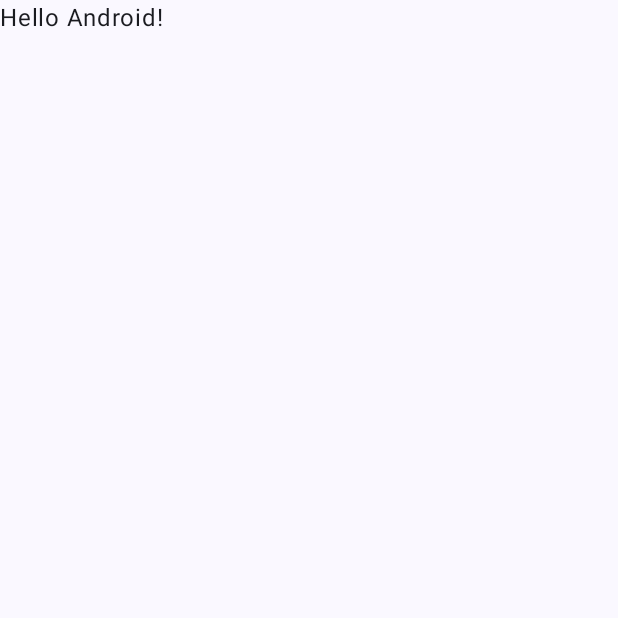
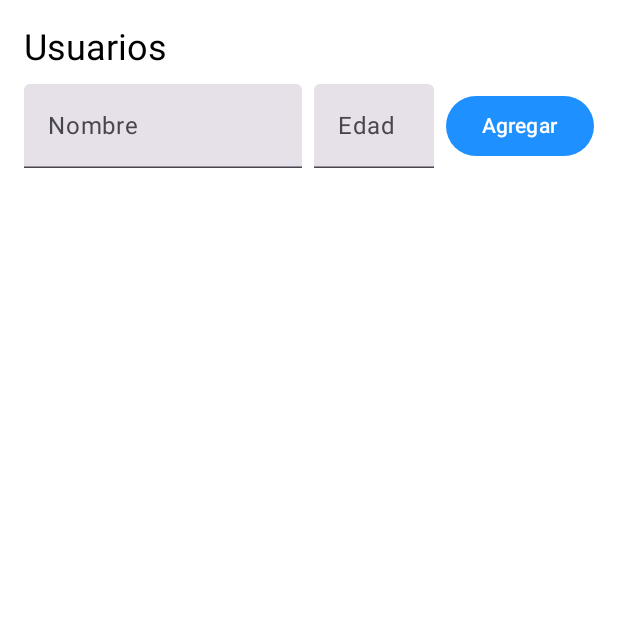
Before and after one commit to Matias1402/AndroidLevelUp, an Android app built with Jetpack Compose: the screen it shows after launch (MainActivity), on a phone screen of 412 x 824 dp, the top half of it. Before the commit the part shown is almost empty. Run offline under Robolectric (Android 15) with nearby library versions, the phone set to English and light mode, and no system bars; our stand-ins replace Room's generated code.

Commit message:
Añadidas funcionalidades escenciales sacadas de la guia de SQL de la semana 11

```diff
--- a/app/src/main/java/com/example/levelupkotlin/MainActivity.kt
+++ b/app/src/main/java/com/example/levelupkotlin/MainActivity.kt
@@ -1,47 +1,38 @@
 package com.example.levelupkotlin
 
+import com.example.levelupkotlin.ui.users.UsersScreen
 import android.os.Bundle
 import androidx.activity.ComponentActivity
 import androidx.activity.compose.setContent
-import androidx.activity.enableEdgeToEdge
 import androidx.compose.foundation.layout.fillMaxSize
 import androidx.compose.foundation.layout.padding
 import androidx.compose.material3.Scaffold
-import androidx.compose.material3.Text
-import androidx.compose.runtime.Composable
 import androidx.compose.ui.Modifier
-import androidx.compose.ui.tooling.preview.Preview
 import com.example.levelupkotlin.ui.theme.LevelUpKotlinTheme
-
+import androidx.room.Room
+import androidx.lifecycle.viewmodel.compose.viewModel
+import com.example.levelupkotlin.data.local.AppDatabase
+import com.example.levelupkotlin.data.repository.UserRepository
+import com.example.levelupkotlin.viewmodel.UserViewModel
+import com.example.levelupkotlin.viewmodel.UserViewModelFactory
 class MainActivity : ComponentActivity() {
     override fun onCreate(savedInstanceState: Bundle?) {
         super.onCreate(savedInstanceState)
-        enableEdgeToEdge()
+        val db = Room.databaseBuilder(
+            applicationContext,
+            AppDatabase::class.java,
+            "my_database"
+        ).build()
+        val repo = UserRepository(db.userDao())
+        val factory = UserViewModelFactory(repo)
         setContent {
+            val viewModel: UserViewModel = viewModel(factory = factory)
             LevelUpKotlinTheme {
                 Scaffold(modifier = Modifier.fillMaxSize()) { innerPadding ->
-                    Greeting(
-                        name = "Android",
-                        modifier = Modifier.padding(innerPadding)
-                    )
+                    UsersScreen(viewModel,
+                        Modifier.fillMaxSize().padding(innerPadding))
                 }
             }
         }
     }
 }
-
-@Composable
-fun Greeting(name: String, modifier: Modifier = Modifier) {
-    Text(
-        text = "Hello $name!",
-        modifier = modifier
-    )
-}
-
-@Preview(showBackground = true)
-@Composable
-fun GreetingPreview() {
-    LevelUpKotlinTheme {
-        Greeting("Android")
-    }
-}
--- /dev/null
+++ b/app/src/main/java/com/example/levelupkotlin/data/local/AppDatabase.kt
@@ -0,0 +1,8 @@
+package com.example.levelupkotlin.data.local
+
+import androidx.room.Database
+import androidx.room.RoomDatabase
+@Database(entities = [User::class], version = 1)
+abstract class AppDatabase : RoomDatabase() {
+    abstract fun userDao(): UserDao
+}
--- /dev/null
+++ b/app/src/main/java/com/example/levelupkotlin/data/local/UserDao.kt
@@ -0,0 +1,15 @@
+package com.example.levelupkotlin.data.local
+
+import androidx.room.*
+import kotlinx.coroutines.flow.Flow
+@Dao
+interface UserDao {
+    @Query("SELECT * FROM users ORDER BY id DESC")
+    fun getAllUsers(): Flow<List<User>>
+    @Insert(onConflict = OnConflictStrategy.REPLACE)
+    suspend fun insertUser(user: User)
+    @Update
+    suspend fun updateUser(user: User)
+    @Delete
+    suspend fun deleteUser(user: User)
+}
--- /dev/null
+++ b/app/src/main/java/com/example/levelupkotlin/data/repository/UserRepository.kt
@@ -0,0 +1,11 @@
+package com.example.levelupkotlin.data.repository
+
+import com.example.levelupkotlin.data.local.User
+import com.example.levelupkotlin.data.local.UserDao
+import kotlinx.coroutines.flow.Flow
+class UserRepository(private val dao: UserDao) {
+    val users: Flow<List<User>> = dao.getAllUsers()
+    suspend fun insert(user: User) = dao.insertUser(user)
+    suspend fun update(user: User) = dao.updateUser(user)
+    suspend fun delete(user: User) = dao.deleteUser(user)
+}
--- a/app/src/main/java/com/example/levelupkotlin/ui/theme/Color.kt
+++ b/app/src/main/java/com/example/levelupkotlin/ui/theme/Color.kt
@@ -2,10 +2,8 @@ package com.example.levelupkotlin.ui.theme
 
 import androidx.compose.ui.graphics.Color
 
-val Purple80 = Color(0xFFD0BCFF)
-val PurpleGrey80 = Color(0xFFCCC2DC)
-val Pink80 = Color(0xFFEFB8C8)
-
-val Purple40 = Color(0xFF6650a4)
-val PurpleGrey40 = Color(0xFF625b71)
-val Pink40 = Color(0xFF7D5260)
+val BlackBackground = Color(0xFF000000) // [cite: 69]
+val ElectricBlue = Color(0xFF1E90FF)   // [cite: 71]
+val NeonGreen = Color(0xFF39FF14)     // [cite: 71]
+val WhiteText = Color(0xFFFFFFFF)       // [cite: 84]
+val LightGrayText = Color(0xFFD3D3D3)
--- a/app/src/main/java/com/example/levelupkotlin/ui/theme/Theme.kt
+++ b/app/src/main/java/com/example/levelupkotlin/ui/theme/Theme.kt
@@ -9,35 +9,44 @@ import androidx.compose.material3.dynamicDarkColorScheme
 import androidx.compose.material3.dynamicLightColorScheme
 import androidx.compose.material3.lightColorScheme
 import androidx.compose.runtime.Composable
+import androidx.compose.ui.graphics.toArgb
 import androidx.compose.ui.platform.LocalContext
+import androidx.compose.ui.platform.LocalView
+import androidx.core.view.WindowCompat
 
+// Paleta para el tema oscuro usando tus colores personalizados
 private val DarkColorScheme = darkColorScheme(
-    primary = Purple80,
-    secondary = PurpleGrey80,
-    tertiary = Pink80
+    primary = ElectricBlue,
+    secondary = NeonGreen,
+    tertiary = NeonGreen,
+    background = BlackBackground,
+    surface = BlackBackground,
+    onPrimary = WhiteText,
+    onSecondary = BlackBackground,
+    onTertiary = BlackBackground,
+    onBackground = WhiteText,
+    onSurface = WhiteText
 )
 
+// Paleta sugerida para el tema claro
 private val LightColorScheme = lightColorScheme(
-    primary = Purple40,
-    secondary = PurpleGrey40,
-    tertiary = Pink40
-
-    /* Other default colors to override
-    background = Color(0xFFFFFBFE),
-    surface = Color(0xFFFFFBFE),
-    onPrimary = Color.White,
-    onSecondary = Color.White,
-    onTertiary = Color.White,
-    onBackground = Color(0xFF1C1B1F),
-    onSurface = Color(0xFF1C1B1F),
-    */
+    primary = ElectricBlue,
+    secondary = NeonGreen,
+    tertiary = NeonGreen,
+    background = WhiteText,
+    surface = WhiteText,
+    onPrimary = WhiteText,
+    onSecondary = BlackBackground,
+    onTertiary = BlackBackground,
+    onBackground = BlackBackground,
+    onSurface = BlackBackground
 )
 
 @Composable
 fun LevelUpKotlinTheme(
     darkTheme: Boolean = isSystemInDarkTheme(),
-    // Dynamic color is available on Android 12+
-    dynamicColor: Boolean = true,
+    // Desactiva el color dinámico para forzar tu paleta personalizada
+    dynamicColor: Boolean = false,
     content: @Composable () -> Unit
 ) {
     val colorScheme = when {
@@ -50,6 +59,15 @@ fun LevelUpKotlinTheme(
         else -> LightColorScheme
     }
 
+    val view = LocalView.current
+    if (!view.isInEditMode) {
+        val currentWindow = (view.context as? Activity)?.window
+        currentWindow?.let { window ->
+            window.statusBarColor = colorScheme.background.toArgb()
+            WindowCompat.getInsetsController(window, view).isAppearanceLightStatusBars = !darkTheme
+        }
+    }
+
     MaterialTheme(
         colorScheme = colorScheme,
         typography = Typography,
--- /dev/null
+++ b/app/src/main/java/com/example/levelupkotlin/ui/users/UsersScreen.kt
@@ -0,0 +1,128 @@
+package com.example.levelupkotlin.ui.users
+
+import androidx.compose.foundation.layout.*
+import androidx.compose.foundation.lazy.LazyColumn
+import androidx.compose.foundation.lazy.items
+import androidx.compose.material.icons.Icons
+import androidx.compose.material.icons.filled.Delete
+import androidx.compose.material.icons.filled.Edit
+import androidx.compose.material3.*
+import androidx.compose.material3.HorizontalDivider
+import androidx.compose.runtime.*
+import androidx.compose.ui.Alignment
+import androidx.compose.ui.Modifier
+import androidx.compose.ui.unit.dp
+import com.example.levelupkotlin.data.local.User
+import com.example.levelupkotlin.viewmodel.UserViewModel
+@Composable
+fun UsersScreen(viewModel: UserViewModel, modifier: Modifier = Modifier) {
+    val users by viewModel.users.collectAsState(initial = emptyList())
+    var name by remember { mutableStateOf("") }
+    var age by remember { mutableStateOf("") }
+    // Estados para el modal de edición
+    var showEditDialog by remember { mutableStateOf(false) }
+    var userToEdit by remember { mutableStateOf<User?>(null) }
+    var newName by remember { mutableStateOf("") }
+    var newAge by remember { mutableStateOf("") }
+    Column(
+        modifier = modifier
+            .fillMaxSize()
+            .padding(16.dp)
+    ) {
+        Text("Usuarios", style = MaterialTheme.typography.headlineSmall)
+        Spacer(Modifier.height(8.dp))
+        // Formulario de agregar usuario
+        Row(verticalAlignment = Alignment.CenterVertically) {
+            TextField(
+                value = name,
+                onValueChange = { name = it },
+                label = { Text("Nombre") },
+                modifier = Modifier.weight(1f)
+            )
+            Spacer(Modifier.width(8.dp))
+            TextField(
+                value = age,
+                onValueChange = { age = it },
+                label = { Text("Edad") },
+                modifier = Modifier.width(80.dp)
+            )
+            Spacer(Modifier.width(8.dp))
+            Button(onClick = {
+                if (name.isNotBlank() && age.isNotBlank()) {
+                    viewModel.addUser(name, age.toInt())
+                    name = ""
+                    age = ""
+                }
+            }) {
+                Text("Agregar")
+            }
+        }
+        Spacer(Modifier.height(16.dp))
+        LazyColumn {
+            items(users) { user ->
+                Row(
+                    Modifier
+                        .fillMaxWidth()
+                        .padding(vertical = 6.dp),
+                    verticalAlignment = Alignment.CenterVertically,
+                    horizontalArrangement = Arrangement.SpaceBetween
+                ) {
+                    Text("${user.name} (${user.age})")
+                    Row {
+                        IconButton(onClick = {
+                            userToEdit = user
+                            newName = user.name
+                            newAge = user.age.toString()
+                            showEditDialog = true
+                        }) {
+                            Icon(Icons.Default.Edit, contentDescription = "Editar")
+                        }
+                        IconButton(onClick = { viewModel.deleteUser(user) }) {
+                            Icon(Icons.Default.Delete, contentDescription = "Eliminar")
+                        }
+                    }
+                }
+                HorizontalDivider(Modifier, DividerDefaults.Thickness, DividerDefaults.color)
+            }
+        }
+    }
+    // Modal de edición
+    if (showEditDialog && userToEdit != null) {
+        AlertDialog(
+            onDismissRequest = { showEditDialog = false },
+            confirmButton = {
+                TextButton(onClick = {
+                    userToEdit?.let {
+                        viewModel.updateUser(it, newName, newAge.toIntOrNull() ?: it.age)
+                    }
+                    showEditDialog = false
+                }) {
+                    Text("Guardar")
+                }
+            },
+            dismissButton = {
+                TextButton(onClick = { showEditDialog = false }) {
+                    Text("Cancelar")
+                }
+            },
+            title = { Text("Editar usuario") },
+            text = {
+                Column {
+                    TextField(
+                        value = newName,
+                        onValueChange = { newName = it },
+                        label = { Text("Nombre") },
+                        singleLine = true
+                    )
+                    Spacer(Modifier.height(8.dp))
+                    TextField(
+                        value = newAge,
+                        onValueChange = { newAge = it },
+                        label = { Text("Edad") },
+                        singleLine = true
+                    )
+                }
+            }
+        )
+    }
+}
--- /dev/null
+++ b/app/src/main/java/com/example/levelupkotlin/viewmodel/UserViewModel.kt
@@ -0,0 +1,31 @@
+package com.example.levelupkotlin.viewmodel
+
+import androidx.lifecycle.ViewModel
+import androidx.lifecycle.viewModelScope
+import com.example.levelupkotlin.data.local.User
+import com.example.levelupkotlin.data.repository.UserRepository
+import kotlinx.coroutines.flow.SharingStarted
+import kotlinx.coroutines.flow.stateIn
+import kotlinx.coroutines.launch
+class UserViewModel(private val repository: UserRepository) : ViewModel() {
+    val users = repository.users.stateIn(
+        viewModelScope,
+        SharingStarted.Companion.WhileSubscribed(),
+        emptyList()
+    )
+    fun addUser(name: String, age: Int) {
+        viewModelScope.launch {
+            repository.insert(User(name = name, age = age))
+        }
+    }
+    fun deleteUser(user: User) {
+        viewModelScope.launch {
+            repository.delete(user)
+        }
+    }
+    fun updateUser(user: User, newName: String, newAge: Int) {
+        viewModelScope.launch {
+            repository.update(user.copy(name = newName, age = newAge))
+        }
+    }
+}
--- /dev/null
+++ b/app/src/main/java/com/example/levelupkotlin/viewmodel/UserViewModelFactory.kt
@@ -0,0 +1,15 @@
+package com.example.levelupkotlin.viewmodel
+
+import androidx.lifecycle.ViewModel
+import androidx.lifecycle.ViewModelProvider
+import com.example.levelupkotlin.data.repository.UserRepository
+class UserViewModelFactory(private val repository: UserRepository) :
+    ViewModelProvider.Factory {
+    override fun <T : ViewModel> create(modelClass: Class<T>): T {
+        if (modelClass.isAssignableFrom(UserViewModel::class.java)) {
+            @Suppress("UNCHECKED_CAST")
+            return UserViewModel(repository) as T
+        }
+        throw IllegalArgumentException("Unknown ViewModel class")
+    }
+}
--- a/build.gradle.kts
+++ b/build.gradle.kts
@@ -3,4 +3,5 @@ plugins {
     alias(libs.plugins.android.application) apply false
     alias(libs.plugins.kotlin.android) apply false
     alias(libs.plugins.kotlin.compose) apply false
+    id("com.google.devtools.ksp") version "2.2.10-2.0.2"
 }
```
Also changed, not shown: app/build.gradle.kts (+7 -0 lines), app/src/main/java/com/example/levelupkotlin/data/local/User.kt (added, +10 -0 lines), gradle/libs.versions.toml (+7 -1 lines).
